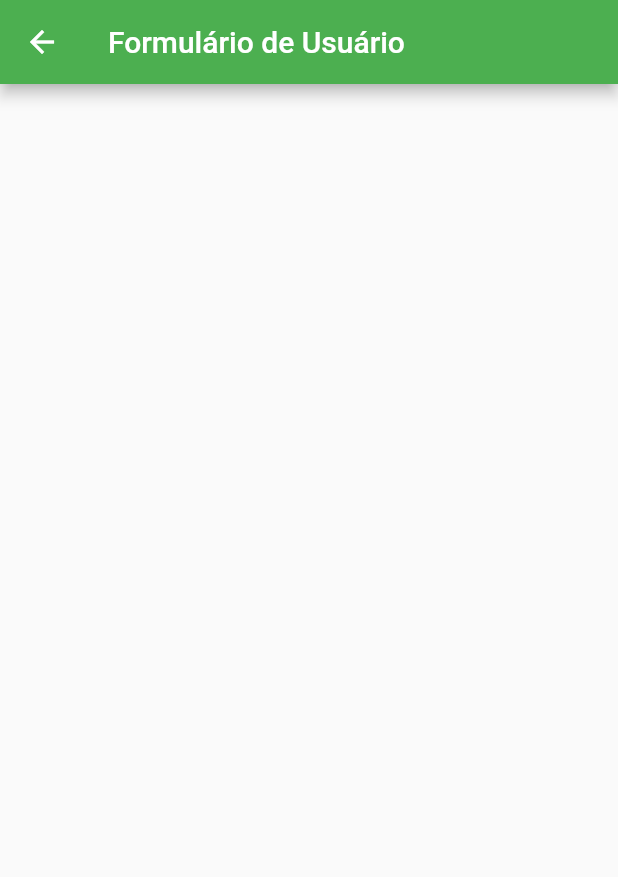
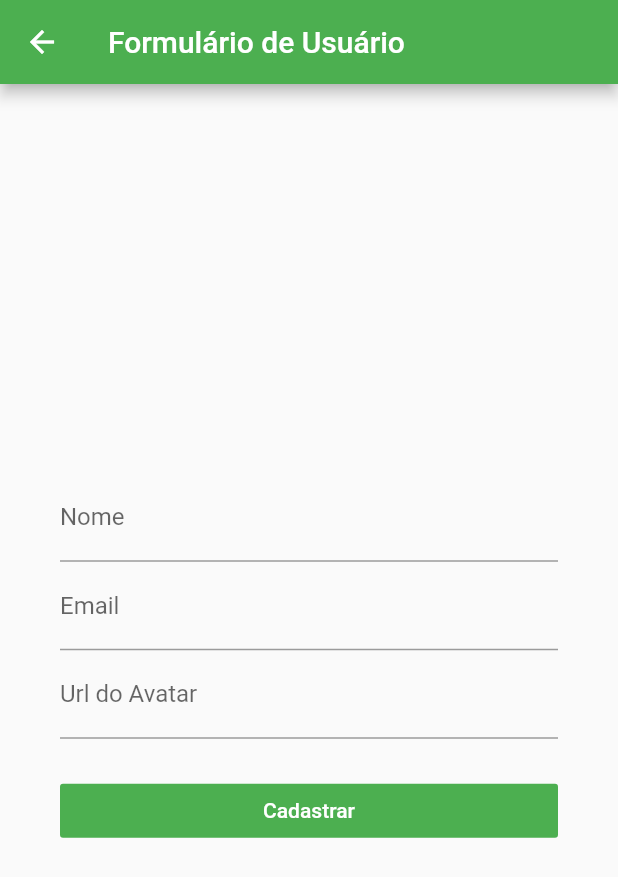
Before and after one commit to ViniciusPii/crud-flutter, a Flutter app: the screen it shows after launch, after a tap on the "add" icon, on a phone screen of 412 x 824 dp. Shown: the top 877 px of the screen. Run offline on Flutter 3.47's test engine with Material 2 defaults, Android fonts, the phone set to English and light mode, and no system bars; network calls fail.

Commit message:
feat(versão): Primeira versão da App

```diff
--- a/lib/src/pages/user_form.dart
+++ b/lib/src/pages/user_form.dart
@@ -1,12 +1,102 @@
+import 'package:crud/src/models/user.dart';
+import 'package:crud/src/provider/users.dart';
 import 'package:flutter/material.dart';
+import 'package:provider/provider.dart';
 
-class UserForm extends StatelessWidget {
+class UserForm extends StatefulWidget {
+  @override
+  _UserFormState createState() => _UserFormState();
+}
+
+class _UserFormState extends State<UserForm> {
+  final _form = GlobalKey<FormState>();
+
+  final Map<String, String> _formData = {};
+
+  void _loadFormData(User user) {
+    if (user != null) {
+      _formData['id'] = user.id;
+      _formData['name'] = user.name;
+      _formData['email'] = user.email;
+      _formData['avatarUrl'] = user.avatarUrl;
+    }
+  }
+
+  @override
+  void didChangeDependencies() {
+    super.didChangeDependencies();
+
+    final User user = ModalRoute.of(context).settings.arguments;
+    _loadFormData(user);
+  }
+
   @override
   Widget build(BuildContext context) {
     return Scaffold(
       appBar: AppBar(
         title: Text('Formulário de Usuário'),
       ),
+      body: Padding(
+        padding: const EdgeInsets.symmetric(horizontal: 40),
+        child: Form(
+          key: _form,
+          child: Column(
+            mainAxisAlignment: MainAxisAlignment.center,
+            children: <Widget>[
+              TextFormField(
+                decoration: InputDecoration(
+                  labelText: 'Nome',
+                ),
+                onSaved: (value) => _formData['name'] = value,
+                initialValue: _formData['name'],
+              ),
+              TextFormField(
+                decoration: InputDecoration(
+                  labelText: 'Email',
+                ),
+                onSaved: (value) => _formData['email'] = value,
+                initialValue: _formData['email'],
+              ),
+              TextFormField(
+                decoration: InputDecoration(
+                  labelText: 'Url do Avatar',
+                ),
+                onSaved: (value) => _formData['avatarUrl'] = value,
+                initialValue: _formData['avatarUrl'],
+              ),
+              Padding(
+                padding: const EdgeInsets.only(top: 24),
+                child: Container(
+                  width: double.infinity,
+                  child: FlatButton(
+                    color: Theme.of(context).primaryColor,
+                    onPressed: () {
+                      _form.currentState.save();
+
+                      Provider.of<UsersProvider>(
+                        context,
+                        listen: false,
+                      ).put(User(
+                        id: _formData['id'],
+                        name: _formData['name'],
+                        email: _formData['email'],
+                        avatarUrl: _formData['avatarUrl'],
+                      ));
+                      Navigator.of(context).pop();
+                    },
+                    child: Text(
+                      'Cadastrar',
+                      style: TextStyle(
+                        color: Colors.white,
+                      ),
+                    ),
+                  ),
+                ),
+              )
+            ],
+          ),
+        ),
+      ),
     );
   }
 }
```
Also changed, not shown: lib/src/components/user_tile.dart (+27 -1 lines).
